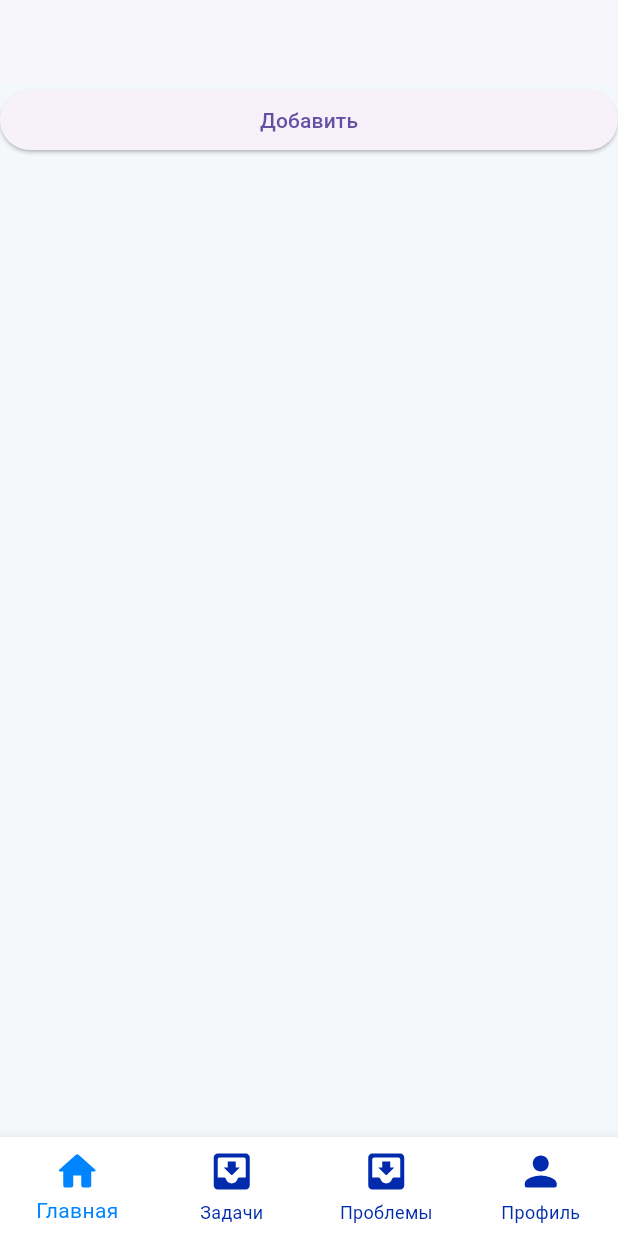
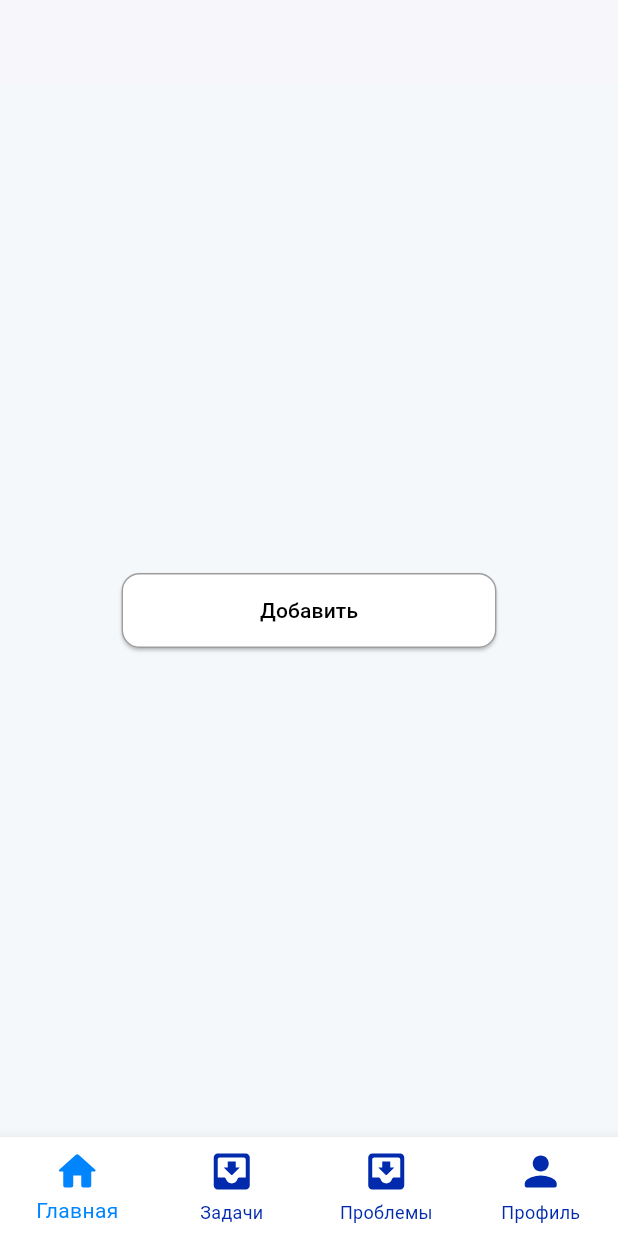
Before and after one commit to Young-dog/nfs-app, a Flutter app: the LandListScreen screen opened by its route, after a tap on "Добавить", on a phone screen of 412 x 824 dp. Run offline on Flutter 3.47's test engine with Material 2 defaults, Android fonts, the phone set to English and light mode, and no system bars; our stand-ins replace bloc, cloud_firestore, connectivity, equatable, firebase_auth, firebase_core and 6 more; missing offline and left inert: nfc_manager; accounts and stored records are empty; project files that could hold a hidden picture were left out.

Commit message:
Clean code

```diff
--- a/lib/main.dart
+++ b/lib/main.dart
@@ -26,6 +26,7 @@ import 'src/features/auth/presentation/blocs/logout/logout_cubit.dart';
 import 'src/features/land/data/data_sources/firestore_land_data_source.dart';
 import 'src/features/land/data/data_sources/local_land_data_source.dart';
 import 'src/features/land/data/repositories/land_repository_impl.dart';
+import 'src/features/land/domain/use_cases/add_land.dart';
 import 'src/features/task/data/data_sources/firestore_task_data_source.dart';
 import 'src/features/task/data/data_sources/local_task_data_source.dart';
 import 'src/features/task/data/repositories/task_repository_impl.dart';
@@ -80,15 +81,15 @@ class MyApp extends StatelessWidget {
           ),
         ),
         RepositoryProvider(
+          create: (context) => TaskRepositoryImpl(
+            LocalTaskDataSourceImpl(),
+            FirestoreTaskDataSourceImpl(),
+          ),
+        ),
+        RepositoryProvider(
           create: (context) => LandRepositoryImpl(
             LocalLandDataSourceImpl(),
             FirestoreLandDataSourceImpl(),
-          ),
-        ),
-        RepositoryProvider(
-          create: (context) => TaskRepositoryImpl(
-            LocalTaskDataSourceImpl(),
-            FirestoreTaskDataSourceImpl(),
           ),
         ),
       ],
@@ -124,7 +125,9 @@ class MyApp extends StatelessWidget {
           ),
           BlocProvider(
             create: (context) => AddLandCubit(
-              landRepository: context.read<LandRepository>(),
+              addLand: AddLand(
+                context.read<LandRepositoryImpl>(),
+              ),
             ),
           ),
         ],
--- a/lib/src/features/auth/presentation/blocs/login_with_nfs/login_with_nfs_cubit.dart
+++ b/lib/src/features/auth/presentation/blocs/login_with_nfs/login_with_nfs_cubit.dart
@@ -61,8 +61,11 @@ class LoginWithNfsCubit extends Cubit<LoginWithNfsState> {
         emit(state.copyWith(status: LoginWithNfsStatus.success));
         emit(state.copyWith(status: LoginWithNfsStatus.initial));
       }
-    } catch (e) {
-      debugPrint('-----> $e');
+    } catch (e, s) {
+      debugPrintStack(
+        label: '$e',
+        stackTrace: s,
+      );
       emit(
         state.copyWith(
           status: LoginWithNfsStatus.error,
@@ -133,11 +136,15 @@ class LoginWithNfsCubit extends Cubit<LoginWithNfsState> {
           emit(state.copyWith(status: LoginWithNfsStatus.initial));
         }
       });
-    } catch (err) {
+    } catch (e, s) {
+      debugPrintStack(
+        label: '$e',
+        stackTrace: s,
+      );
       emit(
         state.copyWith(
           status: LoginWithNfsStatus.error,
-          errorText: err.toString(),
+          errorText: e.toString(),
         ),
       );
     }
--- a/lib/src/features/auth/presentation/screens/login_screen.dart
+++ b/lib/src/features/auth/presentation/screens/login_screen.dart
@@ -5,6 +5,7 @@ import 'package:go_router/go_router.dart';
 
 import '../../../../shared/widgets/custom_indicator.dart';
 import '../../../../shared/widgets/custom_logo.dart';
+import '../../../../shared/widgets/custom_widget.dart';
 import '../blocs/login_with_nfs/login_with_nfs_cubit.dart';
 
 class LoginScreen extends StatelessWidget {
@@ -75,7 +76,7 @@ class _LoginWithNfs extends StatelessWidget {
             child: CustomIndicator(),
           );
         }
-        return _Button(
+        return CustomButton(
           text: 'Войти с помощью NFC',
           onPressed: () =>
               context.read<LoginWithNfsCubit>().signInWithNfc(),
@@ -84,59 +85,3 @@ class _LoginWithNfs extends StatelessWidget {
     );
   }
 }
-
-class _Button extends StatelessWidget {
-  const _Button({
-    super.key,
-    this.icon,
-    required this.text,
-    required this.onPressed,
-  });
-
-  final String? icon;
-  final String text;
-  final VoidCallback onPressed;
-
-  @override
-  Widget build(BuildContext context) {
-    return ElevatedButton(
-      style: ElevatedButton.styleFrom(
-        backgroundColor: Colors.white,
-        shape: RoundedRectangleBorder(
-          borderRadius: BorderRadius.circular(12),
-          side: const BorderSide(
-            color: Colors.grey,
-          ),
-        ),
-        fixedSize: const Size(250, 50),
-      ),
-      onPressed: onPressed,
-      child: Center(
-        child: icon != null ? Row(
-          mainAxisAlignment: MainAxisAlignment.center,
-          children: [
-            SizedBox(
-              child: SvgPicture.asset(
-                'assets/icons/$icon.svg',
-                width: 24,
-                height: 24,
-              ),
-            ),
-            const SizedBox(width: 8),
-            Text(
-              text,
-              style: const TextStyle(
-                color: Colors.black,
-              ),
-            ),
-          ],
-        ) : Text(
-          text,
-          style: const TextStyle(
-            color: Colors.black,
-          ),
-        ),
-      ),
-    );
-  }
-}
--- a/lib/src/features/auth/presentation/screens/sign_up_screen.dart
+++ b/lib/src/features/auth/presentation/screens/sign_up_screen.dart
@@ -1,4 +1,4 @@
-import 'package:app/src/features/auth/presentation/blocs/sign_up_bloc/sign_up_bloc.dart';
+import 'package:app/src/features/auth/presentation/blocs/sign_up/sign_up_bloc.dart';
 import 'package:app/src/shared/data/models/role_user.dart';
 import 'package:flutter/material.dart';
 import 'package:flutter_bloc/flutter_bloc.dart';
--- /dev/null
+++ b/lib/src/features/land/domain/use_cases/add_land.dart
@@ -0,0 +1,24 @@
+import 'package:app/src/features/land/domain/repositories/land_repository.dart';
+import 'package:app/src/shared/domain/entities/land.dart';
+import 'package:app/src/shared/domain/use_cases/use_cases.dart';
+import 'package:equatable/equatable.dart';
+
+class AddLand implements UseCase<void, AddLandParams> {
+  final LandRepository landRepository;
+
+  AddLand(this.landRepository);
+
+  @override
+  Future<void> call(AddLandParams params) {
+    return landRepository.addLand(params.land);
+  }
+
+}
+
+class AddLandParams extends Equatable {
+  final Land land;
+
+  const AddLandParams({required this.land});
+  @override
+  List<Object?> get props => [land];
+}
--- a/lib/src/features/land/presentation/blocs/add_land/add_land_cubit.dart
+++ b/lib/src/features/land/presentation/blocs/add_land/add_land_cubit.dart
@@ -1,28 +1,35 @@
-
 import 'dart:math';
 
 import 'package:app/src/shared/domain/entities/land.dart';
 import 'package:app/src/shared/domain/entities/user_info.dart';
 import 'package:equatable/equatable.dart';
+import 'package:flutter/cupertino.dart';
 import 'package:flutter_bloc/flutter_bloc.dart';
 
-import '../../../domain/repositories/land_repository.dart';
-
-
+import '../../../domain/use_cases/add_land.dart';
 
 part 'add_land_state.dart';
 
 class AddLandCubit extends Cubit<AddLandState> {
+  final AddLand _addLand;
 
-  AddLandCubit({required LandRepository landRepository})
-      : _landRepository = landRepository,
-        super(AddLandInitial());
+  AddLandCubit({
+    required AddLand addLand,
+  })  : _addLand = addLand,
+        super(AddLandState.initial());
 
-  final LandRepository _landRepository;
+  void loading() {
+    emit(
+      state.copyWith(
+        status: AddLandStatus.loading,
+      ),
+    );
+  }
 
-  Future<void> addLand() async {
-    await _landRepository.addLand(
-      const Land(
+  void submit() async {
+    emit(state.copyWith(status: AddLandStatus.loading));
+    try {
+      var land = const Land(
         landId: 'land_id',
         title: 'land',
         square: 100,
@@ -31,9 +38,26 @@ class AddLandCubit extends Cubit<AddLandState> {
           id: 'user_id',
           name: 'name',
         ),
-      ),
-    );
+      );
+
+      await _addLand(
+        AddLandParams(
+          land: land,
+        ),
+      );
+      emit(state.copyWith(status: AddLandStatus.success));
+      emit(state.copyWith(status: AddLandStatus.initial));
+    } catch (e, s) {
+      debugPrintStack(
+        label: '$e',
+        stackTrace: s,
+      );
+      emit(
+        state.copyWith(
+          status: AddLandStatus.error,
+          errorText: e.toString(),
+        ),
+      );
+    }
   }
-
-
 }
--- a/lib/src/features/land/presentation/blocs/add_land/add_land_state.dart
+++ b/lib/src/features/land/presentation/blocs/add_land/add_land_state.dart
@@ -1,10 +1,33 @@
 part of 'add_land_cubit.dart';
 
-abstract class AddLandState extends Equatable {
-  const AddLandState();
+
+enum AddLandStatus { initial, loading, success, error }
+
+class AddLandState extends Equatable {
+  final AddLandStatus status;
+  final String? errorText;
+
+  const AddLandState({
+    required this.status,
+    this.errorText,
+  });
+
+  factory AddLandState.initial() {
+    return const AddLandState(
+      status: AddLandStatus.initial,
+    );
+  }
+
+  AddLandState copyWith({
+    AddLandStatus? status,
+    String? errorText,
+  }) {
+    return AddLandState(
+      status: status ?? this.status,
+      errorText: errorText ?? this.errorText,
+    );
+  }
+
+  @override
+  List<Object?> get props => [status, errorText];
 }
-
-class AddLandInitial extends AddLandState {
-  @override
-  List<Object> get props => [];
-}
--- a/lib/src/features/land/presentation/screens/land_list_screen.dart
+++ b/lib/src/features/land/presentation/screens/land_list_screen.dart
@@ -1,4 +1,9 @@
+import 'package:app/src/features/land/presentation/blocs/add_land/add_land_cubit.dart';
 import 'package:flutter/material.dart';
+import 'package:flutter_bloc/flutter_bloc.dart';
+
+import '../../../../shared/widgets/custom_indicator.dart';
+import '../../../../shared/widgets/custom_widget.dart';
 
 class LandListScreen extends StatelessWidget {
   const LandListScreen({Key? key}) : super(key: key);
@@ -8,17 +13,43 @@ class LandListScreen extends StatelessWidget {
 
     return Scaffold(
       appBar: AppBar(),
-      body: ListView(
-        children: [
-          ElevatedButton(
-            onPressed: () {},
-            child: Text('Добавить'),
-          ),
-        ],
+      body: const Center(
+        child: _AddButton(),
       ),
     );
-
-    return const Placeholder();
-
   }
 }
+
+class _AddButton extends StatelessWidget {
+  const _AddButton({Key? key}) : super(key: key);
+
+  @override
+  Widget build(BuildContext context) {
+    return BlocConsumer<AddLandCubit, AddLandState>(
+      buildWhen: (previous, current) {
+        return previous.status != current.status;
+      },
+      listener: (context, state) {
+        if (state.status == AddLandStatus.error) {
+          ScaffoldMessenger.of(context).showSnackBar(
+            SnackBar(
+              content: Text(state.errorText.toString()),
+            ),
+          );
+        }
+      },
+      builder: (context, state) {
+        if (state.status == AddLandStatus.loading) {
+          return const Center(
+            child: CustomIndicator(),
+          );
+        }
+        return CustomButton(
+          text: 'Добавить',
+          onPressed: () =>
+              context.read<AddLandCubit>().submit(),
+        );
+      },
+    );
+  }
+}
--- /dev/null
+++ b/lib/src/shared/widgets/custom_widget.dart
@@ -0,0 +1,58 @@
+import 'package:flutter/material.dart';
+import 'package:flutter_svg/svg.dart';
+
+class CustomButton extends StatelessWidget {
+  const CustomButton({
+    super.key,
+    this.icon,
+    required this.text,
+    required this.onPressed,
+  });
+
+  final String? icon;
+  final String text;
+  final VoidCallback onPressed;
+
+  @override
+  Widget build(BuildContext context) {
+    return ElevatedButton(
+      style: ElevatedButton.styleFrom(
+        backgroundColor: Colors.white,
+        shape: RoundedRectangleBorder(
+          borderRadius: BorderRadius.circular(12),
+          side: const BorderSide(
+            color: Colors.grey,
+          ),
+        ),
+        fixedSize: const Size(250, 50),
+      ),
+      onPressed: onPressed,
+      child: Center(
+        child: icon != null ? Row(
+          mainAxisAlignment: MainAxisAlignment.center,
+          children: [
+            SizedBox(
+              child: SvgPicture.asset(
+                'assets/icons/$icon.svg',
+                width: 24,
+                height: 24,
+              ),
+            ),
+            const SizedBox(width: 8),
+            Text(
+              text,
+              style: const TextStyle(
+                color: Colors.black,
+              ),
+            ),
+          ],
+        ) : Text(
+          text,
+          style: const TextStyle(
+            color: Colors.black,
+          ),
+        ),
+      ),
+    );
+  }
+}
```
Also changed, not shown: lib/src/features/auth/presentation/blocs/sign_up/sign_up_bloc.dart (renamed from lib/src/features/auth/presentation/blocs/sign_up_bloc/sign_up_bloc.dart), lib/src/features/auth/presentation/blocs/sign_up/sign_up_event.dart (renamed from lib/src/features/auth/presentation/blocs/sign_up_bloc/sign_up_event.dart), lib/src/features/auth/presentation/blocs/sign_up/sign_up_state.dart (renamed from lib/src/features/auth/presentation/blocs/sign_up_bloc/sign_up_state.dart).
